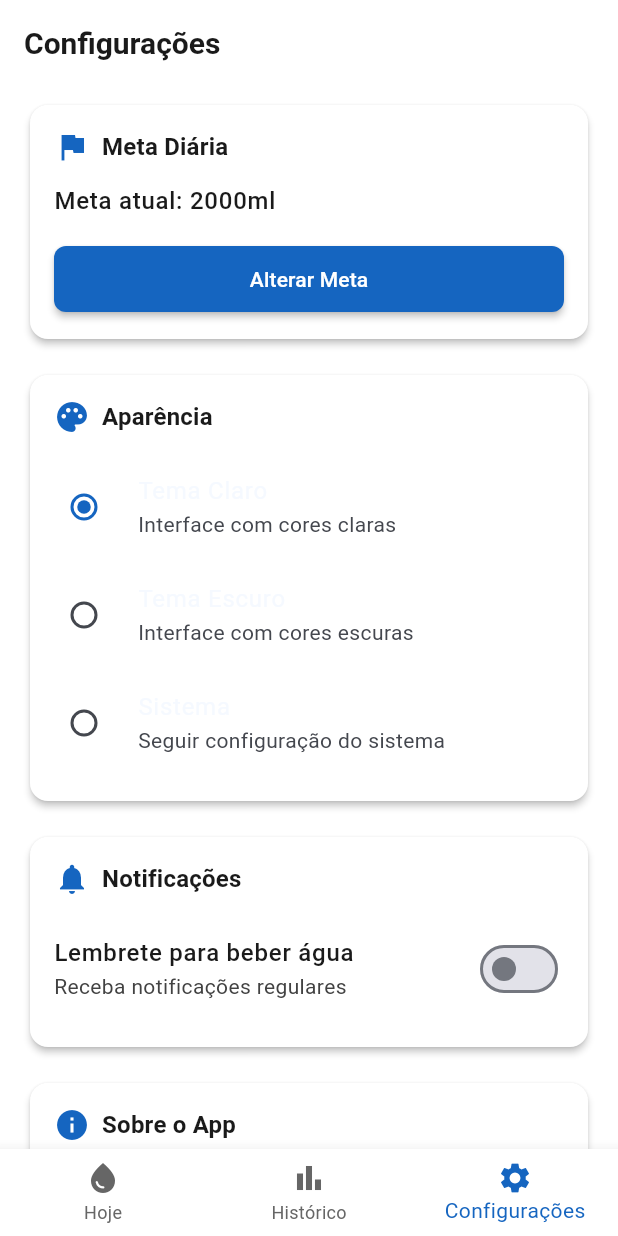
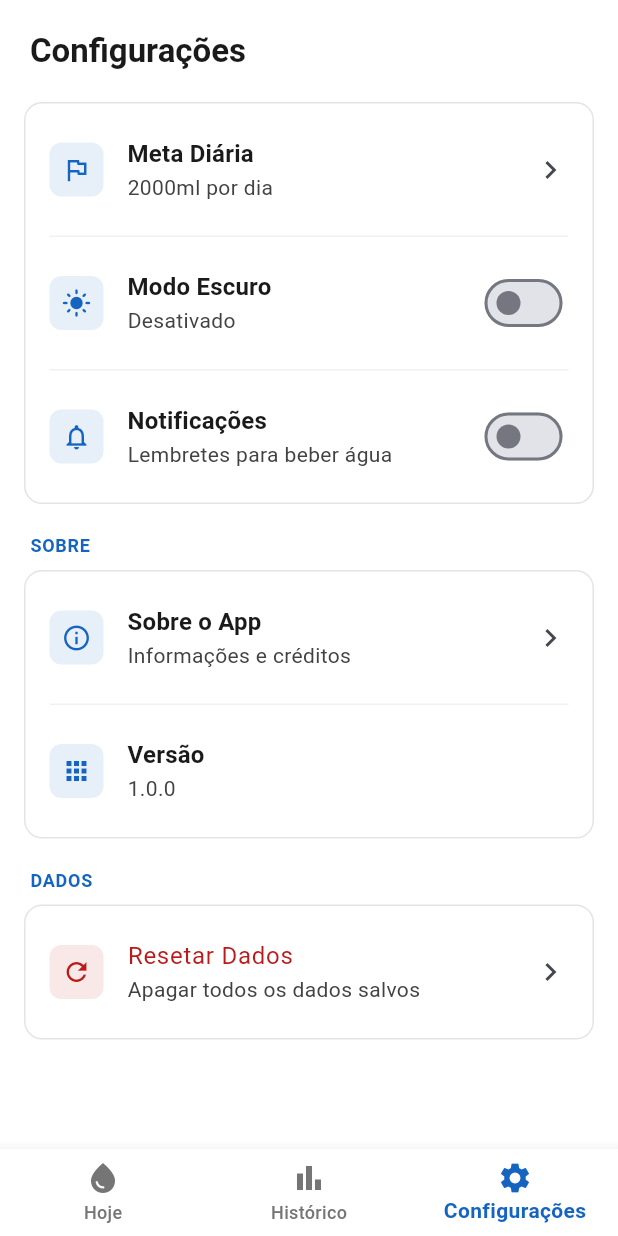
Before and after one commit to eduardopahl/h2o_simple, a Flutter app: the screen it shows after launch, item 3 of the bottom bar chosen, on a phone screen of 412 x 824 dp. Run offline on Flutter 3.47's test engine with Material 3 defaults, Android fonts, the phone set to English and light mode, and no system bars; our stand-ins replace flutter_riverpod, sensors_plus, shared_preferences.

Commit message:
feat: change theme improvements

```diff
--- a/lib/presentation/pages/main_tab_view.dart
+++ b/lib/presentation/pages/main_tab_view.dart
@@ -1,6 +1,5 @@
 import 'package:flutter/material.dart';
 import 'package:flutter_riverpod/flutter_riverpod.dart';
-import '../theme/app_theme.dart';
 import 'tabs/daily_tab.dart';
 import 'tabs/history_tab.dart';
 import 'tabs/settings_tab.dart';
@@ -20,7 +19,7 @@ class _MainTabViewState extends ConsumerState<MainTabView> {
   @override
   Widget build(BuildContext context) {
     return Scaffold(
-      backgroundColor: AppTheme.backgroundLight,
+      backgroundColor: Theme.of(context).scaffoldBackgroundColor,
       body: _pages[_currentIndex],
       bottomNavigationBar: BottomNavigationBar(
         currentIndex: _currentIndex,
@@ -30,8 +29,17 @@ class _MainTabViewState extends ConsumerState<MainTabView> {
           });
         },
         type: BottomNavigationBarType.fixed,
-        selectedItemColor: AppTheme.primaryBlue,
-        unselectedItemColor: AppTheme.textLight,
+        backgroundColor:
+            Theme.of(context).brightness == Brightness.dark
+                ? Theme.of(context).colorScheme.surface
+                : Colors.white,
+        selectedItemColor: Theme.of(context).colorScheme.primary,
+        unselectedItemColor:
+            Theme.of(context).brightness == Brightness.dark
+                ? Colors.grey[400]
+                : Colors.grey[600],
+        selectedLabelStyle: const TextStyle(fontWeight: FontWeight.w600),
+        unselectedLabelStyle: const TextStyle(fontWeight: FontWeight.w500),
         items: const [
           BottomNavigationBarItem(icon: Icon(Icons.water_drop), label: 'Hoje'),
           BottomNavigationBarItem(
--- a/lib/presentation/pages/tabs/settings_tab.dart
+++ b/lib/presentation/pages/tabs/settings_tab.dart
@@ -15,37 +15,52 @@ class SettingsTab extends ConsumerWidget {
     return Scaffold(
       body: SafeArea(
         child: SingleChildScrollView(
-          padding: const EdgeInsets.all(16.0),
           child: Column(
             crossAxisAlignment: CrossAxisAlignment.start,
             children: [
-              Text(
+              // Header
+              Padding(
+                padding: const EdgeInsets.all(20.0),
+                child: Text(
                   'Configurações',
-                style: Theme.of(context).textTheme.headlineMedium?.copyWith(
+                  style: Theme.of(context).textTheme.headlineLarge?.copyWith(
                     fontWeight: FontWeight.bold,
                   ),
                 ),
-              const SizedBox(height: 24),
+              ),
 
-              // Card de Meta Diária
-              _buildDailyGoalCard(context, ref, goalAmount),
-              const SizedBox(height: 16),
+              // Seção Principal
+              _buildSection(
+                context,
+                children: [
+                  _buildDailyGoalTile(context, ref, goalAmount),
+                  _buildDarkModeTile(context, ref),
+                  _buildNotificationsTile(context),
+                ],
+              ),
 
-              // Card de Aparência
-              _buildThemeCard(context, ref),
-              const SizedBox(height: 16),
+              const SizedBox(height: 20),
 
-              // Card de Notificações
-              _buildNotificationsCard(context),
-              const SizedBox(height: 16),
+              // Seção Sobre
+              _buildSection(
+                context,
+                title: 'Sobre',
+                children: [
+                  _buildAboutTile(context),
+                  _buildVersionTile(context),
+                ],
+              ),
 
-              // Card Sobre o App
-              _buildAboutCard(context),
-              const SizedBox(height: 24),
+              const SizedBox(height: 20),
 
-              // Botão de Reset
-              _buildResetButton(context, ref),
-              const SizedBox(height: 16), // Espaço extra no final
+              // Seção Dados
+              _buildSection(
+                context,
+                title: 'Dados',
+                children: [_buildResetDataTile(context, ref)],
+              ),
+
+              const SizedBox(height: 40),
             ],
           ),
         ),
@@ -53,159 +68,161 @@ class SettingsTab extends ConsumerWidget {
     );
   }
 
-  Widget _buildDailyGoalCard(
+  Widget _buildSection(
+    BuildContext context, {
+    String? title,
+    required List<Widget> children,
+  }) {
+    return Column(
+      crossAxisAlignment: CrossAxisAlignment.start,
+      children: [
+        if (title != null) ...[
+          Padding(
+            padding: const EdgeInsets.fromLTRB(20, 0, 20, 8),
+            child: Text(
+              title.toUpperCase(),
+              style: Theme.of(context).textTheme.labelMedium?.copyWith(
+                color: Theme.of(context).colorScheme.primary,
+                fontWeight: FontWeight.w600,
+                letterSpacing: 0.5,
+              ),
+            ),
+          ),
+        ],
+        Container(
+          margin: const EdgeInsets.symmetric(horizontal: 16),
+          decoration: BoxDecoration(
+            color: Theme.of(context).colorScheme.surface,
+            borderRadius: BorderRadius.circular(12),
+            border: Border.all(
+              color: Theme.of(context).colorScheme.outline.withOpacity(0.2),
+            ),
+          ),
+          child: Column(
+            children:
+                children.asMap().entries.map((entry) {
+                  final index = entry.key;
+                  final child = entry.value;
+                  return Column(
+                    children: [
+                      child,
+                      if (index < children.length - 1)
+                        Divider(
+                          height: 1,
+                          thickness: 1,
+                          color: Theme.of(
+                            context,
+                          ).colorScheme.outline.withOpacity(0.1),
+                          indent: 16,
+                          endIndent: 16,
+                        ),
+                    ],
+                  );
+                }).toList(),
+          ),
+        ),
+      ],
+    );
+  }
+
+  Widget _buildDailyGoalTile(
     BuildContext context,
     WidgetRef ref,
     double goalAmount,
   ) {
-    return Card(
-      child: Padding(
-        padding: const EdgeInsets.all(16.0),
-        child: Column(
-          crossAxisAlignment: CrossAxisAlignment.start,
-          children: [
-            Row(
-              children: [
-                Icon(Icons.flag, color: Theme.of(context).colorScheme.primary),
-                const SizedBox(width: 8),
-                Text(
-                  'Meta Diária',
-                  style: Theme.of(context).textTheme.titleMedium?.copyWith(
-                    fontWeight: FontWeight.bold,
+    return ListTile(
+      contentPadding: const EdgeInsets.symmetric(horizontal: 16, vertical: 8),
+      leading: Container(
+        padding: const EdgeInsets.all(8),
+        decoration: BoxDecoration(
+          color: Theme.of(context).colorScheme.primary.withOpacity(0.1),
+          borderRadius: BorderRadius.circular(8),
+        ),
+        child: Icon(
+          Icons.flag_outlined,
+          color: Theme.of(context).colorScheme.primary,
+          size: 20,
         ),
       ),
-              ],
+      title: Text(
+        'Meta Diária',
+        style: Theme.of(context).textTheme.titleMedium,
       ),
-            const SizedBox(height: 12),
-            Text(
-              'Meta atual: ${goalAmount.toStringAsFixed(0)}ml',
-              style: Theme.of(
-                context,
-              ).textTheme.bodyLarge?.copyWith(fontWeight: FontWeight.w500),
+      subtitle: Text(
+        '${goalAmount.toStringAsFixed(0)}ml por dia',
+        style: Theme.of(context).textTheme.bodyMedium,
       ),
-            const SizedBox(height: 16),
-            SizedBox(
-              width: double.infinity,
-              child: ElevatedButton(
-                onPressed: () => _showGoalDialog(context, ref, goalAmount),
-                child: const Text('Alterar Meta'),
-              ),
-            ),
-          ],
-        ),
-      ),
+      trailing: const Icon(Icons.chevron_right),
+      onTap: () => _showGoalDialog(context, ref, goalAmount),
     );
   }
 
-  Widget _buildThemeCard(BuildContext context, WidgetRef ref) {
-    return Card(
-      child: Padding(
-        padding: const EdgeInsets.all(16.0),
-        child: Column(
-          crossAxisAlignment: CrossAxisAlignment.start,
-          children: [
-            Row(
-              children: [
-                Icon(
-                  Icons.palette,
-                  color: Theme.of(context).colorScheme.primary,
-                ),
-                const SizedBox(width: 8),
-                Text(
-                  'Aparência',
-                  style: Theme.of(context).textTheme.titleMedium?.copyWith(
-                    fontWeight: FontWeight.bold,
-                  ),
-                ),
-              ],
-            ),
-            const SizedBox(height: 12),
-            Consumer(
+  Widget _buildDarkModeTile(BuildContext context, WidgetRef ref) {
+    return Consumer(
       builder: (context, ref, child) {
         final themeMode = ref.watch(themeProvider);
         final themeNotifier = ref.read(themeProvider.notifier);
+        final isDarkMode = themeMode == ThemeMode.dark;
 
-                return Column(
-                  children: [
-                    RadioListTile<ThemeMode>(
-                      contentPadding: EdgeInsets.zero,
-                      title: const Text('Tema Claro'),
-                      subtitle: const Text('Interface com cores claras'),
-                      value: ThemeMode.light,
-                      groupValue: themeMode,
-                      onChanged: (ThemeMode? value) {
-                        if (value != null) {
-                          themeNotifier.setThemeMode(value);
-                        }
-                      },
+        return ListTile(
+          contentPadding: const EdgeInsets.symmetric(
+            horizontal: 16,
+            vertical: 8,
           ),
-                    RadioListTile<ThemeMode>(
-                      contentPadding: EdgeInsets.zero,
-                      title: const Text('Tema Escuro'),
-                      subtitle: const Text('Interface com cores escuras'),
-                      value: ThemeMode.dark,
-                      groupValue: themeMode,
-                      onChanged: (ThemeMode? value) {
-                        if (value != null) {
-                          themeNotifier.setThemeMode(value);
-                        }
-                      },
+          leading: Container(
+            padding: const EdgeInsets.all(8),
+            decoration: BoxDecoration(
+              color: Theme.of(context).colorScheme.primary.withOpacity(0.1),
+              borderRadius: BorderRadius.circular(8),
             ),
-                    RadioListTile<ThemeMode>(
-                      contentPadding: EdgeInsets.zero,
-                      title: const Text('Sistema'),
-                      subtitle: const Text('Seguir configuração do sistema'),
-                      value: ThemeMode.system,
-                      groupValue: themeMode,
-                      onChanged: (ThemeMode? value) {
-                        if (value != null) {
-                          themeNotifier.setThemeMode(value);
-                        }
-                      },
+            child: Icon(
+              isDarkMode ? Icons.dark_mode : Icons.light_mode,
+              color: Theme.of(context).colorScheme.primary,
+              size: 20,
             ),
-                  ],
+          ),
+          title: Text(
+            'Modo Escuro',
+            style: Theme.of(context).textTheme.titleMedium,
+          ),
+          subtitle: Text(
+            isDarkMode ? 'Ativado' : 'Desativado',
+            style: Theme.of(context).textTheme.bodyMedium,
+          ),
+          trailing: Switch(
+            value: isDarkMode,
+            onChanged: (value) {
+              themeNotifier.setThemeMode(
+                value ? ThemeMode.dark : ThemeMode.light,
               );
             },
           ),
-          ],
-        ),
-      ),
+        );
+      },
     );
   }
 
-  Widget _buildNotificationsCard(BuildContext context) {
-    return Card(
-      child: Padding(
-        padding: const EdgeInsets.all(16.0),
-        child: Column(
-          crossAxisAlignment: CrossAxisAlignment.start,
-          children: [
-            Row(
-              children: [
-                Icon(
-                  Icons.notifications,
+  Widget _buildNotificationsTile(BuildContext context) {
+    return ListTile(
+      contentPadding: const EdgeInsets.symmetric(horizontal: 16, vertical: 8),
+      leading: Container(
+        padding: const EdgeInsets.all(8),
+        decoration: BoxDecoration(
+          color: Theme.of(context).colorScheme.primary.withOpacity(0.1),
+          borderRadius: BorderRadius.circular(8),
+        ),
+        child: Icon(
+          Icons.notifications_outlined,
           color: Theme.of(context).colorScheme.primary,
-                ),
-                const SizedBox(width: 8),
-                Text(
-                  'Notificações',
-                  style: Theme.of(context).textTheme.titleMedium?.copyWith(
-                    fontWeight: FontWeight.bold,
+          size: 20,
         ),
       ),
-              ],
-            ),
-            const SizedBox(height: 12),
-            ListTile(
-              contentPadding: EdgeInsets.zero,
       title: Text(
-                'Lembrete para beber água',
-                style: Theme.of(
-                  context,
-                ).textTheme.bodyLarge?.copyWith(fontWeight: FontWeight.w500),
+        'Notificações',
+        style: Theme.of(context).textTheme.titleMedium,
       ),
       subtitle: Text(
-                'Receba notificações regulares',
+        'Lembretes para beber água',
         style: Theme.of(context).textTheme.bodyMedium,
       ),
       trailing: Switch(
@@ -214,62 +231,118 @@ class SettingsTab extends ConsumerWidget {
           // TODO: Implementar lógica de notificações
         },
       ),
+    );
+  }
+
+  Widget _buildAboutTile(BuildContext context) {
+    return ListTile(
+      contentPadding: const EdgeInsets.symmetric(horizontal: 16, vertical: 8),
+      leading: Container(
+        padding: const EdgeInsets.all(8),
+        decoration: BoxDecoration(
+          color: Theme.of(context).colorScheme.primary.withOpacity(0.1),
+          borderRadius: BorderRadius.circular(8),
+        ),
+        child: Icon(
+          Icons.info_outline,
+          color: Theme.of(context).colorScheme.primary,
+          size: 20,
+        ),
+      ),
+      title: Text(
+        'Sobre o App',
+        style: Theme.of(context).textTheme.titleMedium,
+      ),
+      subtitle: Text(
+        'Informações e créditos',
+        style: Theme.of(context).textTheme.bodyMedium,
+      ),
+      trailing: const Icon(Icons.chevron_right),
+      onTap: () {
+        _showAboutDialog(context);
+      },
+    );
+  }
+
+  Widget _buildVersionTile(BuildContext context) {
+    return ListTile(
+      contentPadding: const EdgeInsets.symmetric(horizontal: 16, vertical: 8),
+      leading: Container(
+        padding: const EdgeInsets.all(8),
+        decoration: BoxDecoration(
+          color: Theme.of(context).colorScheme.primary.withOpacity(0.1),
+          borderRadius: BorderRadius.circular(8),
+        ),
+        child: Icon(
+          Icons.apps,
+          color: Theme.of(context).colorScheme.primary,
+          size: 20,
+        ),
+      ),
+      title: Text('Versão', style: Theme.of(context).textTheme.titleMedium),
+      subtitle: Text('1.0.0', style: Theme.of(context).textTheme.bodyMedium),
+    );
+  }
+
+  Widget _buildResetDataTile(BuildContext context, WidgetRef ref) {
+    return ListTile(
+      contentPadding: const EdgeInsets.symmetric(horizontal: 16, vertical: 8),
+      leading: Container(
+        padding: const EdgeInsets.all(8),
+        decoration: BoxDecoration(
+          color: Theme.of(context).colorScheme.error.withOpacity(0.1),
+          borderRadius: BorderRadius.circular(8),
+        ),
+        child: Icon(
+          Icons.refresh,
+          color: Theme.of(context).colorScheme.error,
+          size: 20,
+        ),
+      ),
+      title: Text(
+        'Resetar Dados',
+        style: TextStyle(color: Theme.of(context).colorScheme.error),
+      ),
+      subtitle: Text(
+        'Apagar todos os dados salvos',
+        style: Theme.of(context).textTheme.bodyMedium,
+      ),
+      trailing: const Icon(Icons.chevron_right),
+      onTap: () => _showResetDialog(context, ref),
+    );
+  }
+
+  void _showAboutDialog(BuildContext context) {
+    showDialog(
+      context: context,
+      builder:
+          (context) => AlertDialog(
+            title: const Text('Sobre o H2O Simple'),
+            content: const Column(
+              mainAxisSize: MainAxisSize.min,
+              crossAxisAlignment: CrossAxisAlignment.start,
+              children: [
+                Text(
+                  'H2O Simple v1.0.0',
+                  style: TextStyle(fontWeight: FontWeight.bold),
+                ),
+                SizedBox(height: 12),
+                Text(
+                  'App para acompanhar seu consumo diário de água e manter uma hidratação saudável.',
+                ),
+                SizedBox(height: 16),
+                Text(
+                  'Desenvolvido com Flutter 💙',
+                  style: TextStyle(fontSize: 12),
                 ),
               ],
             ),
-      ),
-    );
-  }
-
-  Widget _buildAboutCard(BuildContext context) {
-    return Card(
-      child: Padding(
-        padding: const EdgeInsets.all(16.0),
-        child: Column(
-          crossAxisAlignment: CrossAxisAlignment.start,
-          children: [
-            Row(
-              children: [
-                Icon(Icons.info, color: Theme.of(context).colorScheme.primary),
-                const SizedBox(width: 8),
-                Text(
-                  'Sobre o App',
-                  style: Theme.of(context).textTheme.titleMedium?.copyWith(
-                    fontWeight: FontWeight.bold,
-                  ),
+            actions: [
+              TextButton(
+                onPressed: () => Navigator.of(context).pop(),
+                child: const Text('Fechar'),
               ),
             ],
-            ),
-            const SizedBox(height: 12),
-            Text(
-              'H2O Simple v1.0.0',
-              style: Theme.of(
-                context,
-              ).textTheme.bodyLarge?.copyWith(fontWeight: FontWeight.w500),
-            ),
-            const SizedBox(height: 8),
-            Text(
-              'App para acompanhar seu consumo diário de água e manter uma hidratação saudável.',
-              style: Theme.of(context).textTheme.bodyMedium,
-            ),
-          ],
-        ),
-      ),
-    );
-  }
-
-  Widget _buildResetButton(BuildContext context, WidgetRef ref) {
-    return SizedBox(
-      width: double.infinity,
-      child: OutlinedButton.icon(
-        onPressed: () => _showResetDialog(context, ref),
-        icon: const Icon(Icons.refresh),
-        label: const Text('Resetar Dados'),
-        style: OutlinedButton.styleFrom(
-          foregroundColor: Theme.of(context).colorScheme.error,
-          side: BorderSide(color: Theme.of(context).colorScheme.error),
-          padding: const EdgeInsets.symmetric(vertical: 16),
-        ),
           ),
     );
   }
@@ -351,7 +424,7 @@ class SettingsTab extends ConsumerWidget {
                 },
                 style: ElevatedButton.styleFrom(
                   backgroundColor: AppTheme.warningColor,
-                  foregroundColor: AppTheme.surfaceColor,
+                  foregroundColor: Colors.white,
                 ),
                 child: const Text('Resetar'),
               ),
```
Also changed, not shown: lib/presentation/pages/tabs/daily_tab.dart (+7 -8 lines), lib/presentation/pages/tabs/history_tab.dart (+31 -27 lines), lib/presentation/widgets/floating_add_buttons.dart (+7 -6 lines), lib/presentation/widgets/physics_water_container.dart (+10 -6 lines), lib/presentation/widgets/water_progress_display.dart (+25 -24 lines). Lines whose indentation alone changed are shown as unchanged.
